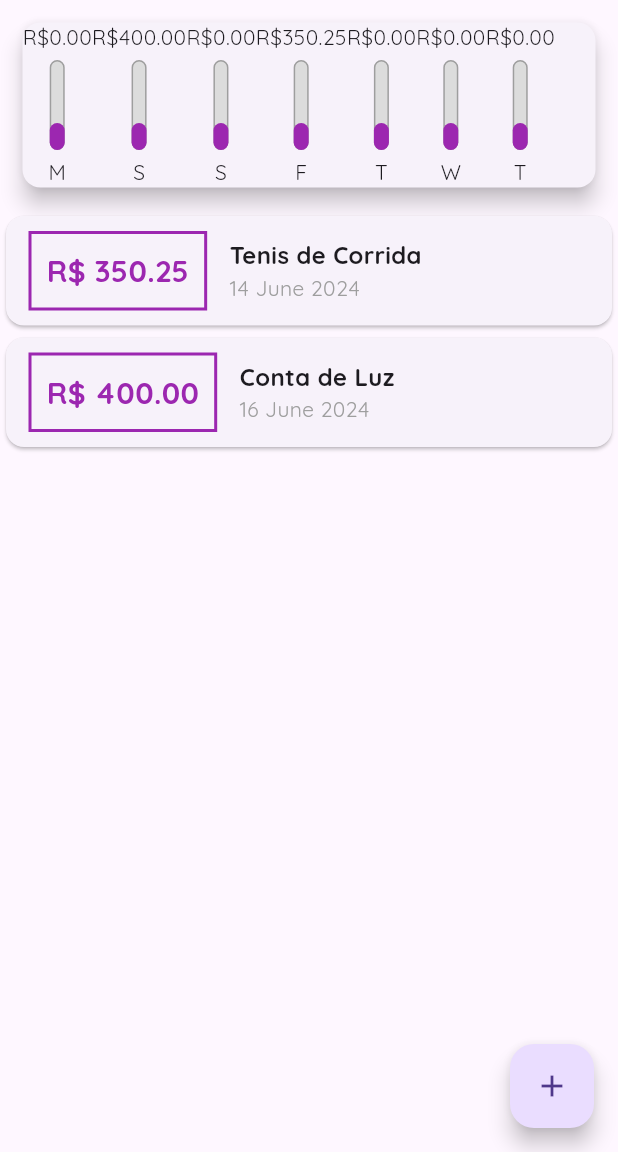
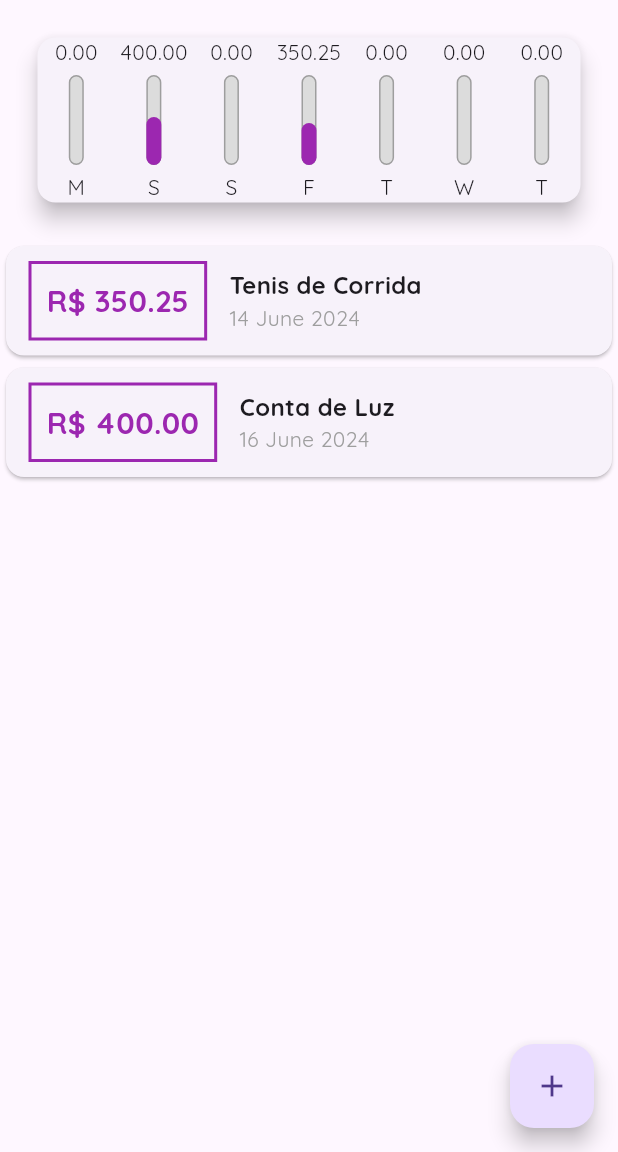
Before and after one commit to juniin1233/Expenses, a Flutter app: the screen it shows after launch, on a phone screen of 412 x 824 dp, the part 84-1236 px from its top. Run offline on Flutter 3.47's test engine with Material 3 defaults, Android fonts, the phone set to English and light mode, and no system bars.

Commit message:
Finalizando o Chart
Finalizando o Chart

```diff
--- a/expenses/lib/widgets/chart.dart
+++ b/expenses/lib/widgets/chart.dart
@@ -38,22 +38,34 @@ class Chart extends StatelessWidget {
     });
   }
 
+  double get _weekTotalValue {
+    return grouepTransactions.fold(0.0, (sum, tr){
+      return sum + (tr['value'] as double);
+    });
+  }
   @override
   Widget build(BuildContext context) {
     grouepTransactions;
-    return Card(
+    return Padding(
+      padding: const EdgeInsets.all(10.0),
+      child: Card(
         elevation: 6,
         margin: const EdgeInsets.all(15),
         child: Row(
+          mainAxisAlignment: MainAxisAlignment.spaceAround,
           // Mapeando dados para um Widgets
           children: grouepTransactions.map((tr) {
-          return ChartBar(
+            return Flexible(
+              fit: FlexFit.tight,
+              child: ChartBar(
                 // Convertendo uma variavel do tipo objeto para o tipo String/double apenas com o prefixo "as"
                 label: tr['day'] as String,
                 value: tr['value'] as double,
-            percentage: 0.3,
+                percentage: (tr['value'] as double) / _weekTotalValue,
+              ),
             );
           }).toList(),
+        ),
       ),
     );
   }
--- a/expenses/lib/widgets/chart_bar.dart
+++ b/expenses/lib/widgets/chart_bar.dart
@@ -17,7 +17,9 @@ class ChartBar extends StatelessWidget {
   Widget build(BuildContext context) {
     return Column(
       children: [
-        Text("R\$${value.toStringAsFixed(2)}"),
+        FittedBox(
+          child: Text("${value.toStringAsFixed(2)}"),
+        ),
         const SizedBox(
           height: 5,
         ),
@@ -36,8 +38,7 @@ class ChartBar extends StatelessWidget {
                       width: 1.0,
                     ),
                     color: const Color.fromRGBO(220, 220, 220, 1),
-                  borderRadius: BorderRadius.circular(5)
-                ),
+                    borderRadius: BorderRadius.circular(5)),
               ),
               // Um SizedBox que a altura/largura aumenta de tamanho conforme a sua porcentagem
               FractionallySizedBox(
@@ -46,8 +47,7 @@ class ChartBar extends StatelessWidget {
                 child: Container(
                   decoration: BoxDecoration(
                       color: Colors.purple,
-                  borderRadius: BorderRadius.circular(5)
-                ),
+                      borderRadius: BorderRadius.circular(5)),
                 ),
               ),
             ],
```
Lines whose indentation alone changed are shown as unchanged.
